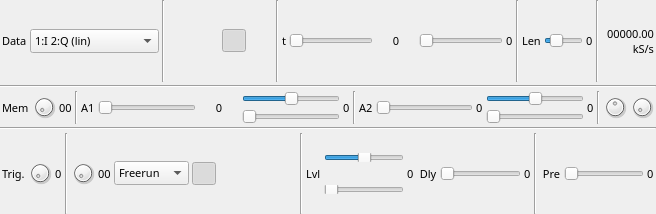
Old version of the form sdrbase/gui/glscopegui.ui in the repository f4exb/sdrangel.
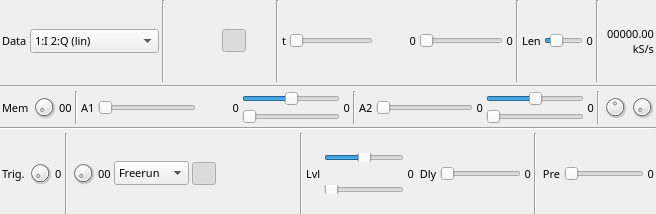
New version of the form. Icons and pictures are not drawn. Custom widgets are drawn as their Qt base class.

Commit message: Scope GUI: update currently displayed trace sample rate when trace history changes. Align all numerical displays on the right

```diff
--- a/sdrbase/gui/glscopegui.ui
+++ b/sdrbase/gui/glscopegui.ui
@@ -302,7 +302,7 @@
         <string>0</string>
        </property>
        <property name="alignment">
-        <set>Qt::AlignCenter</set>
+        <set>Qt::AlignRight|Qt::AlignTrailing|Qt::AlignVCenter</set>
        </property>
       </widget>
      </item>
@@ -347,6 +347,9 @@
        <property name="text">
         <string>0</string>
        </property>
+       <property name="alignment">
+        <set>Qt::AlignRight|Qt::AlignTrailing|Qt::AlignVCenter</set>
+       </property>
       </widget>
      </item>
      <item>
@@ -400,6 +403,9 @@
        <property name="text">
         <string>0</string>
        </property>
+       <property name="alignment">
+        <set>Qt::AlignRight|Qt::AlignTrailing|Qt::AlignVCenter</set>
+       </property>
       </widget>
      </item>
      <item>
@@ -555,7 +561,7 @@
         <string>0</string>
        </property>
        <property name="alignment">
-        <set>Qt::AlignCenter</set>
+        <set>Qt::AlignRight|Qt::AlignTrailing|Qt::AlignVCenter</set>
        </property>
       </widget>
      </item>
@@ -620,6 +626,9 @@
        <property name="text">
         <string>0</string>
        </property>
+       <property name="alignment">
+        <set>Qt::AlignRight|Qt::AlignTrailing|Qt::AlignVCenter</set>
+       </property>
       </widget>
      </item>
      <item>
@@ -657,6 +666,9 @@
        <property name="text">
         <string>0</string>
        </property>
+       <property name="alignment">
+        <set>Qt::AlignRight|Qt::AlignTrailing|Qt::AlignVCenter</set>
+       </property>
       </widget>
      </item>
      <item>
@@ -700,6 +712,9 @@
        <property name="text">
         <string>0</string>
        </property>
+       <property name="alignment">
+        <set>Qt::AlignRight|Qt::AlignTrailing|Qt::AlignVCenter</set>
+       </property>
       </widget>
      </item>
      <item>
@@ -1103,6 +1118,9 @@
        <property name="text">
         <string>0</string>
        </property>
+       <property name="alignment">
+        <set>Qt::AlignRight|Qt::AlignTrailing|Qt::AlignVCenter</set>
+       </property>
       </widget>
      </item>
      <item>
@@ -1133,6 +1151,9 @@
        <property name="text">
         <string>0</string>
        </property>
+       <property name="alignment">
+        <set>Qt::AlignRight|Qt::AlignTrailing|Qt::AlignVCenter</set>
+       </property>
       </widget>
      </item>
      <item>
@@ -1180,6 +1201,9 @@
        <property name="text">
         <string>0</string>
        </property>
+       <property name="alignment">
+        <set>Qt::AlignRight|Qt::AlignTrailing|Qt::AlignVCenter</set>
+       </property>
       </widget>
      </item>
     </layout>
```
The commit also changes 1 other file.
